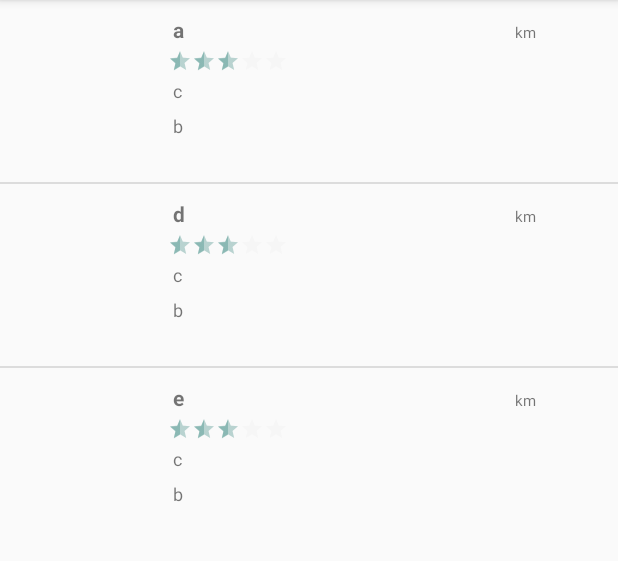
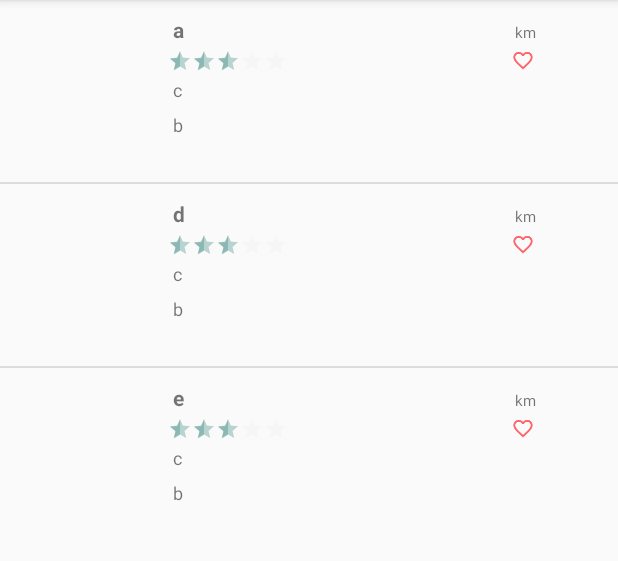
Before and after one commit to mrhoangmai93/CSIS3175-Project, an Android app: the screen it shows after launch (MainActivity), item 2 of the bottom bar chosen, on a phone screen of 412 x 824 dp, the part 84-645 px from its top. Run offline under Robolectric (Android 15) with nearby library versions, the phone set to English and light mode, and no system bars; libraries missing offline, so code that uses them is left out: com.rapidapi.rapidconnect; 3 statements that could not run were skipped.

Commit message:
add favourite icon

```diff
--- a/app/src/main/java/com/example/amynguyen/foodlover/Fragments/SearchFragment.java
+++ b/app/src/main/java/com/example/amynguyen/foodlover/Fragments/SearchFragment.java
@@ -16,8 +16,10 @@ import android.view.Menu;
 import android.view.MenuInflater;
 import android.view.View;
 import android.view.ViewGroup;
+import android.widget.AdapterView;
 import android.widget.ArrayAdapter;
 import android.widget.EditText;
+import android.widget.ImageView;
 import android.widget.LinearLayout;
 import android.widget.ListView;
 import android.widget.SearchView;
@@ -45,6 +47,7 @@ import static android.content.Context.LOCATION_SERVICE;
 public class SearchFragment extends android.support.v4.app.Fragment implements LocationListener {
     View mainView;
     EditText distanceInput;
+    ImageView favorite;
     BusinessLineItemAdapter myAdapter;
     NoScrollListView myList;
     ArrayList<Business> businessInfo = new ArrayList<Business>();
@@ -63,10 +66,22 @@ public class SearchFragment extends android.support.v4.app.Fragment implements L
     public View onCreateView(LayoutInflater inflater, @Nullable ViewGroup container, Bundle savedInstanceState) {
         View view = inflater.inflate(R.layout.fragment_search, container, false);
         mainView = view;
+
         distanceInput = (EditText) view.findViewById(R.id.editTextDistance);
         distanceInput.setFocusable(false);
+        distanceInput.setOnClickListener(new View.OnClickListener() {
+            @Override
+            public void onClick(View v) {
+                distanceInput.setFocusableInTouchMode(true);
+            }
+        });
+
         search(view);
+        //favorite = (ImageView) view.findViewById(R.id.imageViewFavorite);
+
+
         mLocationManager = (LocationManager) getActivity().getSystemService(LOCATION_SERVICE);
+
         return view;
     }
 
@@ -100,9 +115,16 @@ public class SearchFragment extends android.support.v4.app.Fragment implements L
         myAdapter = new BusinessLineItemAdapter(businessInfo, getContext());
 
 
-       NoScrollListView myList = (NoScrollListView) view.findViewById(R.id.listViewResult);
+        myList.setAdapter(myAdapter);
+        myList.setOnItemClickListener(new AdapterView.OnItemClickListener() {
+            @Override
+            public void onItemClick(AdapterView<?> parent, View view, int position, long id) {
+                favorite = (ImageView) view.findViewById(R.id.imageViewFavorite);
+                System.out.println();
+                    favorite.setImageResource(R.drawable.ic_favorite);
+            }
+        });
 
-        myList.setAdapter(myAdapter);
 
     }
 
--- a/app/src/main/res/layout/fragment_search.xml
+++ b/app/src/main/res/layout/fragment_search.xml
@@ -85,7 +85,8 @@
         android:inputType="number"
         android:textAlignment="center"
         android:textSize="16sp"
-        android:autofillHints="" />
+        android:autofillHints=""
+        />
 
     <Spinner
         android:id="@+id/spinner"
--- a/app/src/main/res/layout/layout_items.xml
+++ b/app/src/main/res/layout/layout_items.xml
@@ -26,15 +26,15 @@
         android:id="@+id/tableBusiness"
         android:layout_width="0dp"
         android:layout_height="94dp"
+        android:layout_marginEnd="8dp"
         android:layout_marginStart="8dp"
         android:layout_marginTop="6dp"
-        android:layout_marginEnd="8dp"
         app:layout_constraintBottom_toBottomOf="parent"
         app:layout_constraintEnd_toEndOf="parent"
-        app:layout_constraintHorizontal_bias="0.0"
+        app:layout_constraintHorizontal_bias="1.0"
         app:layout_constraintStart_toEndOf="@+id/imgRestaurant"
         app:layout_constraintTop_toTopOf="parent"
-        app:layout_constraintVertical_bias="0.025">
+        app:layout_constraintVertical_bias="0.024">
 
         <TableRow
             android:layout_width="match_parent"
@@ -49,50 +49,71 @@
 
             <TextView
                 android:id="@+id/txtDistance"
-                android:layout_width="62dp"
-
+                android:layout_width="35dp"
                 android:padding="3dip"
                 android:text="km"
                 android:textAlignment="viewStart"
                 android:textSize="10sp" />
         </TableRow>
+        <android.support.constraint.ConstraintLayout>
+            <TableRow
+                android:layout_width="264dp"
+                android:layout_height="15dp">
 
-        <TableRow
-            android:layout_width="111dp"
-            android:layout_height="wrap_content">
-            <android.support.constraint.ConstraintLayout>
 
                     <RatingBar
                         android:id="@+id/ratingBarReview"
 
                         style="?android:attr/ratingBarStyleSmall"
                         android:layout_width="80dp"
-                    android:layout_height="match_parent" /></android.support.constraint.ConstraintLayout>
+                        android:layout_height="match_parent" />
 
+                <ImageView
+                    android:id="@+id/imageViewFavorite"
+                    android:layout_width="313dp"
+                    android:layout_height="match_parent"
+                    app:srcCompat="@drawable/ic_favorite_border" />
+
+
+            </TableRow>
+        </android.support.constraint.ConstraintLayout>
+        <TableRow
+            android:layout_width="match_parent"
+            android:layout_height="match_parent">
+    <android.support.constraint.ConstraintLayout>
+
+        <TextView
+            android:id="@+id/txtCategory"
+            android:layout_width="0dp"
+            android:layout_height="wrap_content"
+            android:layout_marginEnd="0dp"
+            android:padding="3dip"
+            android:text="Type"
+            android:textSize="12sp"
+            app:layout_constraintEnd_toEndOf="parent"
+            app:layout_constraintStart_toStartOf="parent" /></android.support.constraint.ConstraintLayout>
         </TableRow>
 
         <TableRow
             android:layout_width="match_parent"
             android:layout_height="match_parent">
 
-            <TextView
-                android:id="@+id/txtCategory"
-                android:padding="3dip"
-                android:text="Type"
-                android:textSize="12sp" />
-        </TableRow>
-
-        <TableRow
-            android:layout_width="match_parent"
-            android:layout_height="match_parent">
+            <android.support.constraint.ConstraintLayout>
 
                 <TextView
                     android:id="@+id/txtAddress"
+                    android:layout_width="0dp"
+                    android:layout_height="wrap_content"
                     android:padding="3dip"
                     android:text="Address"
-                android:textSize="12sp" />
+                    android:textSize="12sp"
+                    app:layout_constraintEnd_toEndOf="parent"
+                    app:layout_constraintStart_toStartOf="parent" /></android.support.constraint.ConstraintLayout>
         </TableRow>
+
     </TableLayout>
 
 
+
+
 </android.support.constraint.ConstraintLayout>
--- /dev/null
+++ b/app/src/main/res/values/ic_launcher_background.xml
@@ -0,0 +1,4 @@
+<?xml version="1.0" encoding="utf-8"?>
+<resources>
+    <color name="ic_launcher_background">#FBFBF3</color>
+</resources>
```
Also changed, not shown: app/src/main/res/drawable/ic_launcher_background.xml (+73 -167 lines), app/src/main/ic_favorite-web.png (added), app/src/main/ic_favorite_border-web.png (added), app/src/main/res/drawable-hdpi/ic_favorite.png (added), app/src/main/res/drawable-hdpi/ic_favorite_border.png (added), app/src/main/res/drawable-mdpi/ic_favorite.png (added), app/src/main/res/drawable-mdpi/ic_favorite_border.png (added), app/src/main/res/drawable-xhdpi/ic_favorite.png (added), app/src/main/res/drawable-xhdpi/ic_favorite_border.png (added), app/src/main/res/drawable-xxhdpi/ic_favorite.png (added), app/src/main/res/drawable-xxhdpi/ic_favorite_border.png (added), app/src/main/res/mipmap-hdpi/ic_launcher_foreground.png (added), app/src/main/res/mipmap-mdpi/ic_launcher_foreground.png (added), app/src/main/res/mipmap-xhdpi/ic_launcher_foreground.png (added), 2 more files. Lines whose indentation alone changed are shown as unchanged.
